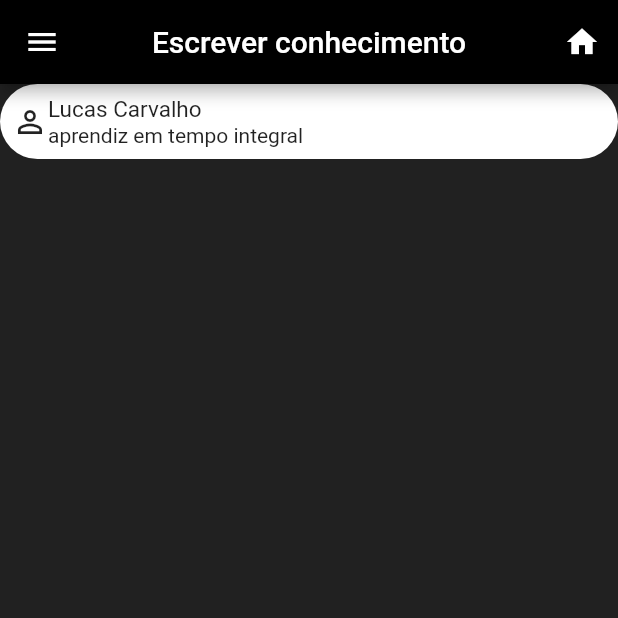
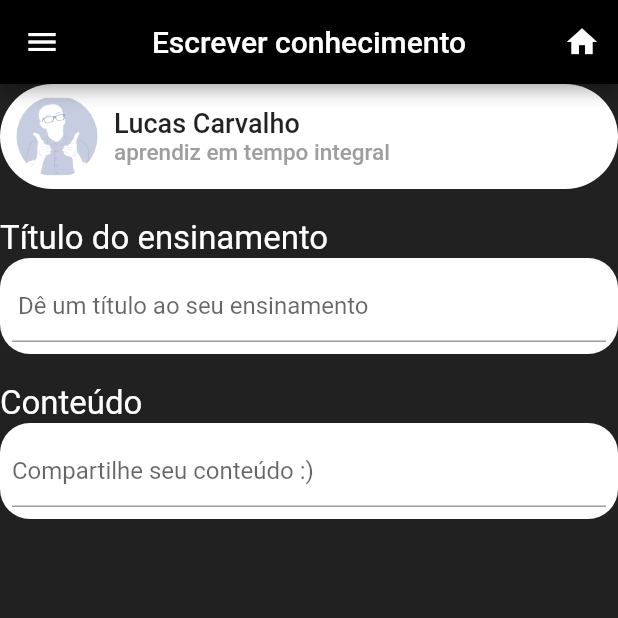
Before and after one commit to LucssCarvalho/ter-ensino, a Flutter app: the CreatePostTab screen opened directly with empty values, on a phone screen of 412 x 824 dp, the top half of it. Run offline on Flutter 3.47's test engine with Material 2 defaults, Android fonts, the phone set to English and light mode, and no system bars.

Commit message:
add textFormField

```diff
--- a/ter_ensino_mobile/lib/tabs/create_post_tab.dart
+++ b/ter_ensino_mobile/lib/tabs/create_post_tab.dart
@@ -32,10 +32,9 @@ class _CreatePostTabState extends State<CreatePostTab> {
       ),
       backgroundColor: Colors.grey[900],
       body: Container(
-        child: Column(
-          children: <Widget>[
+        child: Column(children: <Widget>[
           Container(
-              height: 50,
+            height: 70,
             decoration: BoxDecoration(
               color: Colors.white,
               borderRadius: BorderRadius.circular(50),
@@ -45,29 +44,105 @@ class _CreatePostTabState extends State<CreatePostTab> {
               child: Row(
                 crossAxisAlignment: CrossAxisAlignment.center,
                 children: <Widget>[
-                    Icon(Icons.person_outline),
-                    Column(
+                  CircleAvatar(
+                    backgroundColor: Colors.white,
+                    radius: 30.0,
+                    child: Container(
+                      decoration: new BoxDecoration(
+                        shape: BoxShape.circle,
+                        image: new DecorationImage(
+                          fit: BoxFit.fill,
+                          image: AssetImage(
+                              'assets/images/img_default_profile.jpg'),
+                        ),
+                      ),
+                    ),
+                  ),
+                  Padding(
+                    padding: const EdgeInsets.only(left: 8.0),
+                    child: Column(
                       crossAxisAlignment: CrossAxisAlignment.start,
+                      mainAxisAlignment: MainAxisAlignment.center,
                       children: <Widget>[
                         Text(
                           'Lucas Carvalho',
-                          style: TextStyle(fontSize: 15),
+                          style: TextStyle(
+                              fontSize: 18, fontWeight: FontWeight.w500),
                         ),
-                        Text('aprendiz em tempo integral')
+                        Text(
+                          'aprendiz em tempo integral',
+                          style: TextStyle(
+                              color: Colors.grey,
+                              fontSize: 15,
+                              fontWeight: FontWeight.w500),
+                        )
                       ],
+                    ),
                   )
                 ],
               ),
             ),
           ),
-            Form(
+          Padding(
+            padding: const EdgeInsets.only(top: 20.0),
+            child: Form(
               child: Column(
-                children: <Widget>[],
+                crossAxisAlignment: CrossAxisAlignment.start,
+                children: <Widget>[
+                  Text(
+                    'Título do ensinamento',
+                    style: TextStyle(color: Colors.white, fontSize: 22),
+                  ),
+                  Container(
+                    decoration: BoxDecoration(
+                      color: Colors.white,
+                      borderRadius: BorderRadius.circular(20),
+                    ),
+                    child: Padding(
+                      padding: const EdgeInsets.all(8.0),
+                      child: TextFormField(
+                        style: TextStyle(color: Colors.black),
+                        decoration: InputDecoration(
+                          hintText: ' Dê um título ao seu ensinamento',
+                        ),
+                      ),
+                    ),
+                  ),
+                  Padding(
+                    padding: const EdgeInsets.only(top: 20.0),
+                    child: Form(
+                      child: Column(
+                        crossAxisAlignment: CrossAxisAlignment.start,
+                        children: <Widget>[
+                          Text(
+                            'Conteúdo',
+                            style: TextStyle(color: Colors.white, fontSize: 22),
+                          ),
+                          Container(
+                            decoration: BoxDecoration(
+                              color: Colors.white,
+                              borderRadius: BorderRadius.circular(20),
+                            ),
+                            child: Padding(
+                              padding: const EdgeInsets.all(8.0),
+                              child: TextFormField(
+                                style: TextStyle(color: Colors.black),
+                                decoration: InputDecoration(
+                                  hintText: 'Compartilhe seu conteúdo :)',
+                                ),
+                              ),
                             ),
                           ),
                         ],
                       ),
                     ),
+                  ),
+                ],
+              ),
+            ),
+          ),
+        ]),
+      ),
     );
   }
 }
```
Lines whose indentation alone changed are shown as unchanged.
